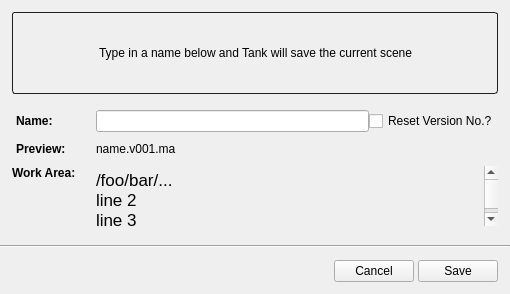
The window that resources/save_as_form.ui (shotgunsoftware/tk-multi-workfiles2) describes before a commit, drawn with Qt 5.
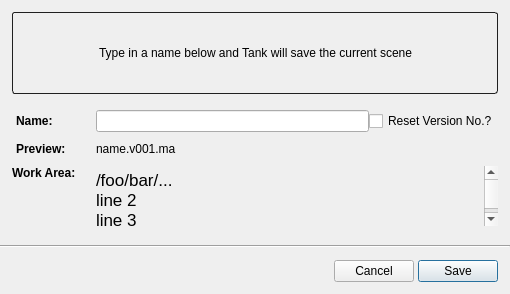
The same window after the commit. Icons and pictures are not drawn.

Commit message: Fixed tab focus order for save-as dialog

```diff
--- a/resources/save_as_form.ui
+++ b/resources/save_as_form.ui
@@ -327,6 +327,9 @@
        <property name="text">
         <string>Save</string>
        </property>
+       <property name="default">
+        <bool>true</bool>
+       </property>
       </widget>
      </item>
     </layout>
```
Left out of the diff: 11 changed lines with no effect on the pictures. The commit also changes 1 other file.
